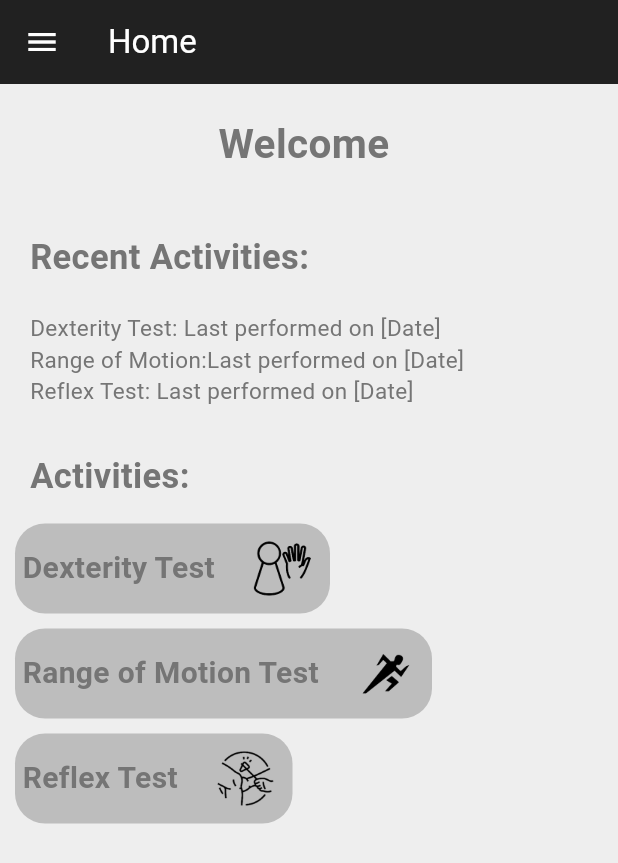
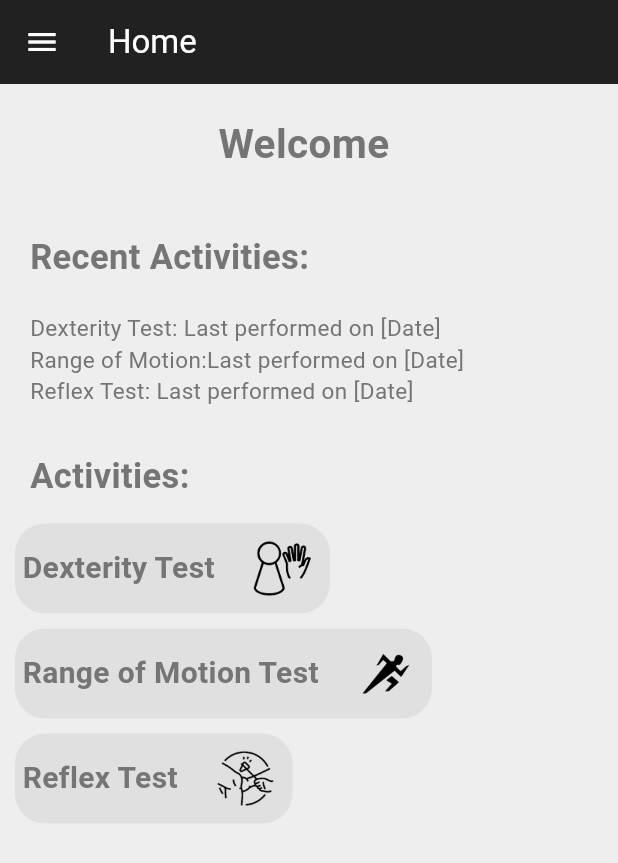
Before and after one commit to FIU-MOSAIC/wearableGestureRecognitionSystem, a Flutter app: the screen it shows once a user with an empty profile is signed in, on a phone screen of 412 x 824 dp. Shown: the top 863 px of the screen. Run offline on Flutter 3.47's test engine with Material 3 defaults, Android fonts, the phone set to English and light mode, and no system bars; our stand-ins replace cloud_firestore, firebase_auth, firebase_core, google_sign_in; accounts and stored records are empty; network calls fail.

Commit message:
selector color changed to black

```diff
--- a/mobileApp/gesture_detection/lib/components/ActivityTile.dart
+++ b/mobileApp/gesture_detection/lib/components/ActivityTile.dart
@@ -27,7 +27,7 @@ class ActivityTile extends StatelessWidget {
             child: Container(
               width: width,
               decoration: BoxDecoration(
-                color: Colors.grey[400],
+                color: Colors.grey[300],
                 borderRadius: BorderRadius.circular(20.0),
               ),
               child: Padding(
--- a/mobileApp/gesture_detection/lib/main.dart
+++ b/mobileApp/gesture_detection/lib/main.dart
@@ -36,6 +36,7 @@ class _MyAppState extends State<MyApp> {
         theme: ThemeData(
     cardColor: Colors.black,  // global cursor color for all input fields
     textSelectionTheme: const TextSelectionThemeData(
+    selectionHandleColor: Colors.black,
     cursorColor: Colors.black, // specifically setting the cursor color
     ),
 
```
Also changed, not shown: 1 other file.
